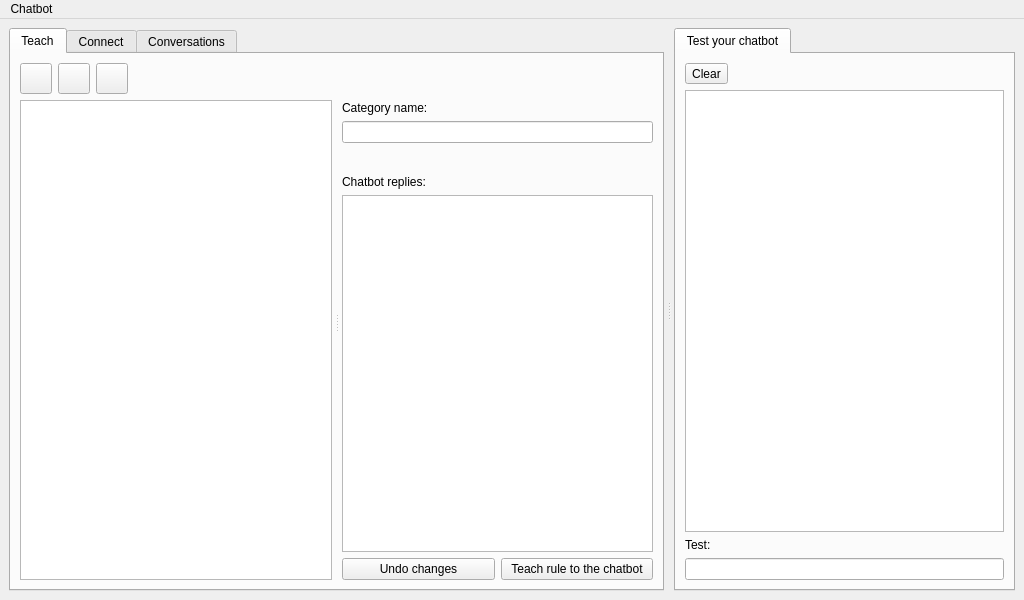
This is src/main-project/front-end/mainwindow.ui in lvklabs/chatbot as Qt 5 draws it before an edit. The edited form follows.
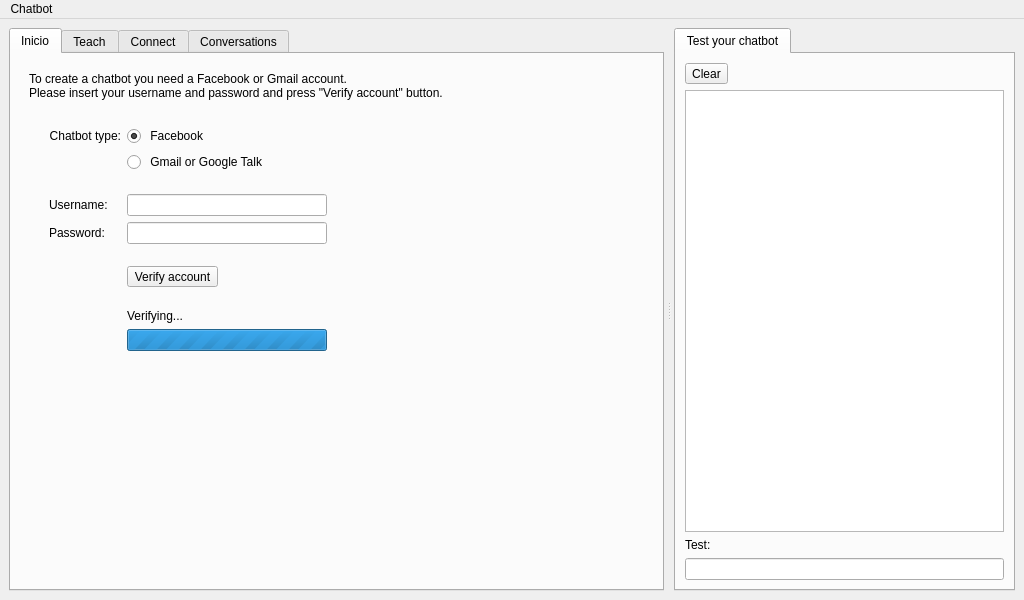
This is the edited form. The open tabs and pages were chosen to show the change. Icons and pictures are not drawn. Custom widgets are drawn as their Qt base class.

Commit message: Added 'welcome' tab. Implementing account verification

```diff
--- a/src/main-project/front-end/mainwindow.ui
+++ b/src/main-project/front-end/mainwindow.ui
@@ -27,6 +27,415 @@
        <property name="currentIndex">
         <number>0</number>
        </property>
+       <widget class="QWidget" name="initTab">
+        <attribute name="title">
+         <string>Inicio</string>
+        </attribute>
+        <layout class="QVBoxLayout" name="verticalLayout_5">
+         <item>
+          <layout class="QVBoxLayout" name="initVerticalLayout">
+           <item>
+            <widget class="QStackedWidget" name="initStackWidget">
+             <property name="currentIndex">
+              <number>1</number>
+             </property>
+             <widget class="QWidget" name="welcomePage">
+              <layout class="QGridLayout" name="gridLayout_6">
+               <item row="0" column="0">
+                <layout class="QGridLayout" name="welcomePageLayout">
+                 <item row="1" column="0" colspan="5">
+                  <widget class="QLabel" name="welcomeLabel">
+                   <property name="text">
+                    <string>¡Bienvenido! ¿Que deseas hacer?</string>
+                   </property>
+                   <property name="alignment">
+                    <set>Qt::AlignCenter</set>
+                   </property>
+                  </widget>
+                 </item>
+                 <item row="4" column="0" colspan="5">
+                  <spacer name="verticalSpacer_4">
+                   <property name="orientation">
+                    <enum>Qt::Vertical</enum>
+                   </property>
+                   <property name="sizeHint" stdset="0">
+                    <size>
+                     <width>20</width>
+                     <height>40</height>
+                    </size>
+                   </property>
+                  </spacer>
+                 </item>
+                 <item row="2" column="0" colspan="5">
+                  <spacer name="verticalSpacer_5">
+                   <property name="orientation">
+                    <enum>Qt::Vertical</enum>
+                   </property>
+                   <property name="sizeType">
+                    <enum>QSizePolicy::Fixed</enum>
+                   </property>
+                   <property name="sizeHint" stdset="0">
+                    <size>
+                     <width>20</width>
+                     <height>20</height>
+                    </size>
+                   </property>
+                  </spacer>
+                 </item>
+                 <item row="3" column="1">
+                  <widget class="QToolButton" name="createChatbotButton">
+                   <property name="text">
+                    <string>Create new chatbot</string>
+                   </property>
+                   <property name="icon">
+                    <iconset resource="../resources.qrc">
+                     <normaloff>:/icons/res/new_chatbot.png</normaloff>:/icons/res/new_chatbot.png</iconset>
+                   </property>
+                   <property name="iconSize">
+                    <size>
+                     <width>48</width>
+                     <height>48</height>
+                    </size>
+                   </property>
+                   <property name="toolButtonStyle">
+                    <enum>Qt::ToolButtonTextUnderIcon</enum>
+                   </property>
+                  </widget>
+                 </item>
+                 <item row="3" column="3">
+                  <widget class="QToolButton" name="openChatbotButton">
+                   <property name="text">
+                    <string>Open existent chatbot</string>
+                   </property>
+                   <property name="icon">
+                    <iconset resource="../resources.qrc">
+                     <normaloff>:/icons/res/open_chatbot.png</normaloff>:/icons/res/open_chatbot.png</iconset>
+                   </property>
+                   <property name="iconSize">
+                    <size>
+                     <width>48</width>
+                     <height>48</height>
+                    </size>
+                   </property>
+                   <property name="toolButtonStyle">
+                    <enum>Qt::ToolButtonTextUnderIcon</enum>
+                   </property>
+                  </widget>
+                 </item>
+                 <item row="0" column="0" colspan="5">
+                  <spacer name="verticalSpacer_6">
+                   <property name="orientation">
+                    <enum>Qt::Vertical</enum>
+                   </property>
+                   <property name="sizeHint" stdset="0">
+                    <size>
+                     <width>20</width>
+                     <height>40</height>
+                    </size>
+                   </property>
+                  </spacer>
+                 </item>
+                 <item row="5" column="0" colspan="5">
+                  <spacer name="verticalSpacer_7">
+                   <property name="orientation">
+                    <enum>Qt::Vertical</enum>
+                   </property>
+                   <property name="sizeType">
+                    <enum>QSizePolicy::Fixed</enum>
+                   </property>
+                   <property name="sizeHint" stdset="0">
+                    <size>
+                     <width>20</width>
+                     <height>40</height>
+                    </size>
+                   </property>
+                  </spacer>
+                 </item>
+                 <item row="3" column="2">
+                  <widget class="QToolButton" name="openLastChatbotButton">
+                   <property name="text">
+                    <string>Open my last chatbot</string>
+                   </property>
+                   <property name="icon">
+                    <iconset resource="../resources.qrc">
+                     <normaloff>:/icons/res/open_last_chatbot.png</normaloff>:/icons/res/open_last_chatbot.png</iconset>
+                   </property>
+                   <property name="iconSize">
+                    <size>
+                     <width>48</width>
+                     <height>48</height>
+                    </size>
+                   </property>
+                   <property name="toolButtonStyle">
+                    <enum>Qt::ToolButtonTextUnderIcon</enum>
+                   </property>
+                  </widget>
+                 </item>
+                 <item row="3" column="4">
+                  <spacer name="horizontalSpacer_4">
+                   <property name="orientation">
+                    <enum>Qt::Horizontal</enum>
+                   </property>
+                   <property name="sizeHint" stdset="0">
+                    <size>
+                     <width>40</width>
+                     <height>20</height>
+                    </size>
+                   </property>
+                  </spacer>
+                 </item>
+                 <item row="3" column="0">
+                  <spacer name="horizontalSpacer_5">
+                   <property name="orientation">
+                    <enum>Qt::Horizontal</enum>
+                   </property>
+                   <property name="sizeHint" stdset="0">
+                    <size>
+                     <width>40</width>
+                     <height>20</height>
+                    </size>
+                   </property>
+                  </spacer>
+                 </item>
+                </layout>
+               </item>
+              </layout>
+             </widget>
+             <widget class="QWidget" name="verifyAccountPage">
+              <layout class="QGridLayout" name="gridLayout_10">
+               <item row="0" column="0">
+                <layout class="QGridLayout" name="verifyAccountLayout">
+                 <item row="1" column="0">
+                  <layout class="QFormLayout" name="formLayout">
+                   <property name="fieldGrowthPolicy">
+                    <enum>QFormLayout::AllNonFixedFieldsGrow</enum>
+                   </property>
+                   <property name="leftMargin">
+                    <number>20</number>
+                   </property>
+                   <property name="topMargin">
+                    <number>20</number>
+                   </property>
+                   <property name="rightMargin">
+                    <number>20</number>
+                   </property>
+                   <item row="0" column="0">
+                    <widget class="QLabel" name="connectWithChatLabel_v">
+                     <property name="font">
+                      <font>
+                       <weight>50</weight>
+                       <bold>false</bold>
+                      </font>
+                     </property>
+                     <property name="text">
+                      <string>Chatbot type:</string>
+                     </property>
+                     <property name="alignment">
+                      <set>Qt::AlignRight|Qt::AlignTrailing|Qt::AlignVCenter</set>
+                     </property>
+                    </widget>
+                   </item>
+                   <item row="0" column="1">
+                    <widget class="QRadioButton" name="fbChatRadio_v">
+                     <property name="text">
+                      <string> Facebook</string>
+                     </property>
+                     <property name="icon">
+                      <iconset resource="../resources.qrc">
+                       <normaloff>:/icons/facebook_24x24.png</normaloff>:/icons/facebook_24x24.png</iconset>
+                     </property>
+                     <property name="iconSize">
+                      <size>
+                       <width>24</width>
+                       <height>24</height>
+                      </size>
+                     </property>
+                     <property name="checked">
+                      <bool>true</bool>
+                     </property>
+                    </widget>
+                   </item>
+                   <item row="1" column="1">
+                    <widget class="QRadioButton" name="gtalkChatRadio_v">
+                     <property name="text">
+                      <string> Gmail or Google Talk</string>
+                     </property>
+                     <property name="icon">
+                      <iconset resource="../resources.qrc">
+                       <normaloff>:/icons/gmail_24x24.png</normaloff>:/icons/gmail_24x24.png</iconset>
+                     </property>
+                     <property name="iconSize">
+                      <size>
+                       <width>24</width>
+                       <height>24</height>
+                      </size>
+                     </property>
+                    </widget>
+                   </item>
+                   <item row="2" column="1">
+                    <spacer name="verticalSpacer_10">
+                     <property name="orientation">
+                      <enum>Qt::Vertical</enum>
+                     </property>
+                     <property name="sizeType">
+                      <enum>QSizePolicy::Fixed</enum>
+                     </property>
+                     <property name="sizeHint" stdset="0">
+                      <size>
+                       <width>20</width>
+                       <height>10</height>
+                      </size>
+                     </property>
+                    </spacer>
+                   </item>
+                   <item row="3" column="0">
+                    <widget class="QLabel" name="usernameLabel_2">
+                     <property name="text">
+                      <string>Username:</string>
+                     </property>
+                    </widget>
+                   </item>
+                   <item row="3" column="1">
+                    <widget class="QLineEdit" name="usernameText_v">
+                     <property name="maximumSize">
+                      <size>
+                       <width>200</width>
+                       <height>16777215</height>
+                      </size>
+                     </property>
+                    </widget>
+                   </item>
+                   <item row="4" column="0">
+                    <widget class="QLabel" name="passwordEdit_v_2">
+                     <property name="text">
+                      <string>Password:</string>
+                     </property>
+                    </widget>
+                   </item>
+                   <item row="4" column="1">
+                    <widget class="QLineEdit" name="passwordText_v">
+                     <property name="maximumSize">
+                      <size>
+                       <width>200</width>
+                       <height>16777215</height>
+                      </size>
+                     </property>
+                     <property name="echoMode">
+                      <enum>QLineEdit::Password</enum>
+                     </property>
+                    </widget>
+                   </item>
+                   <item row="5" column="1">
+                    <spacer name="verticalSpacer_8">
+                     <property name="orientation">
+                      <enum>Qt::Vertical</enum>
+                     </property>
+                     <property name="sizeType">
+                      <enum>QSizePolicy::Fixed</enum>
+                     </property>
+                     <property name="sizeHint" stdset="0">
+                      <size>
+                       <width>20</width>
+                       <height>10</height>
+                      </size>
+                     </property>
+                    </spacer>
+                   </item>
+                   <item row="6" column="1">
+                    <widget class="QToolButton" name="verifyAccountButton">
+                     <property name="text">
+                      <string>Verify account</string>
+                     </property>
+                     <property name="icon">
+                      <iconset resource="../resources.qrc">
+                       <normaloff>:/icons/res/verify_chatbot.png</normaloff>:/icons/res/verify_chatbot.png</iconset>
+                     </property>
+                     <property name="iconSize">
+                      <size>
+                       <width>24</width>
+                       <height>24</height>
+                      </size>
+                     </property>
+                     <property name="toolButtonStyle">
+                      <enum>Qt::ToolButtonTextBesideIcon</enum>
+                     </property>
+                    </widget>
+                   </item>
+                   <item row="7" column="1">
+                    <spacer name="verticalSpacer_11">
+                     <property name="orientation">
+                      <enum>Qt::Vertical</enum>
+                     </property>
+                     <property name="sizeType">
+                      <enum>QSizePolicy::Fixed</enum>
+                     </property>
+                     <property name="sizeHint" stdset="0">
+                      <size>
+                       <width>20</width>
+                       <height>10</height>
+                      </size>
+                     </property>
+                    </spacer>
+                   </item>
+                   <item row="8" column="1">
+                    <widget class="QLabel" name="connectionStatusLabel_v">
+                     <property name="text">
+                      <string>Verifying...</string>
+                     </property>
+                    </widget>
+                   </item>
+                   <item row="9" column="1">
+                    <widget class="QProgressBar" name="connectionProgressBar_v">
+                     <property name="maximumSize">
+                      <size>
+                       <width>200</width>
+                       <height>16777215</height>
+                      </size>
+                     </property>
+                     <property name="maximum">
+                      <number>0</number>
+                     </property>
+                     <property name="value">
+                      <number>-1</number>
+                     </property>
+                    </widget>
+                   </item>
+                  </layout>
+                 </item>
+                 <item row="0" column="0">
+                  <widget class="QLabel" name="label_4">
+                   <property name="text">
+                    <string>To create a chatbot you need a Facebook or Gmail account. 
+Please insert your username and password and press &quot;Verify account&quot; button.</string>
+                   </property>
+                   <property name="wordWrap">
+                    <bool>true</bool>
+                   </property>
+                  </widget>
+                 </item>
+                 <item row="2" column="0">
+                  <spacer name="verticalSpacer_12">
+                   <property name="orientation">
+                    <enum>Qt::Vertical</enum>
+                   </property>
+                   <property name="sizeHint" stdset="0">
+                    <size>
+                     <width>20</width>
+                     <height>40</height>
+                    </size>
+                   </property>
+                  </spacer>
+                 </item>
+                </layout>
+               </item>
+              </layout>
+             </widget>
+            </widget>
+           </item>
+          </layout>
+         </item>
+        </layout>
+       </widget>
        <widget class="QWidget" name="trainTab">
         <attribute name="title">
          <string>Teach</string>
```
Left out of the diff: 209 changed lines with no effect on the pictures. The commit also changes 9 other files.
